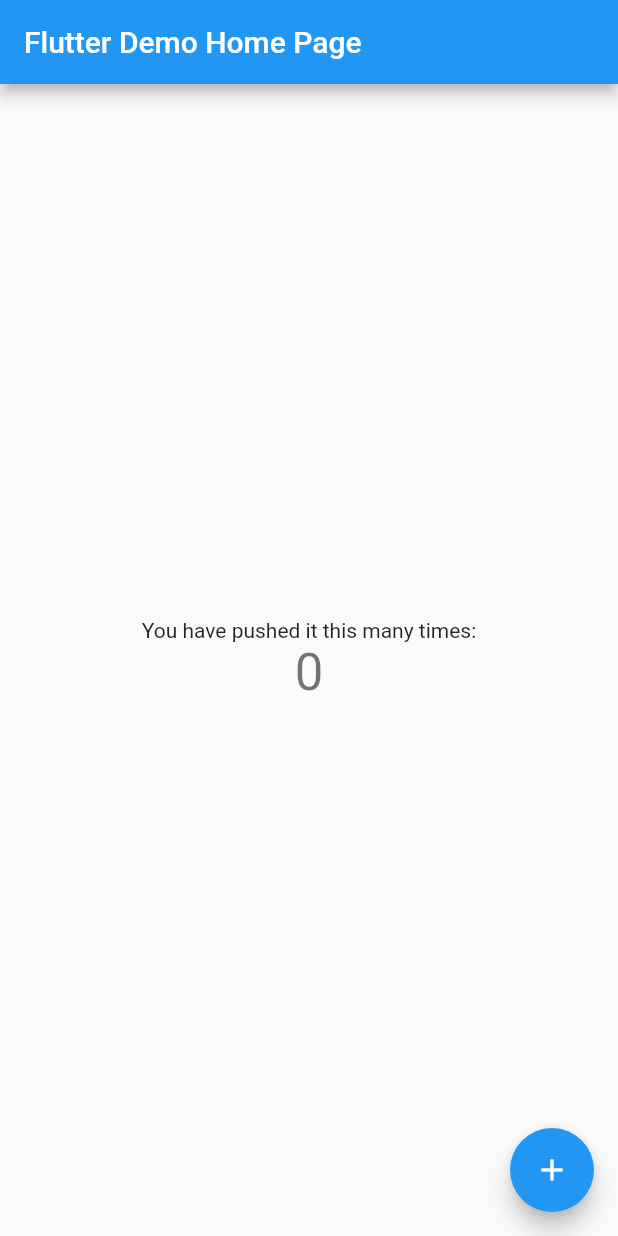
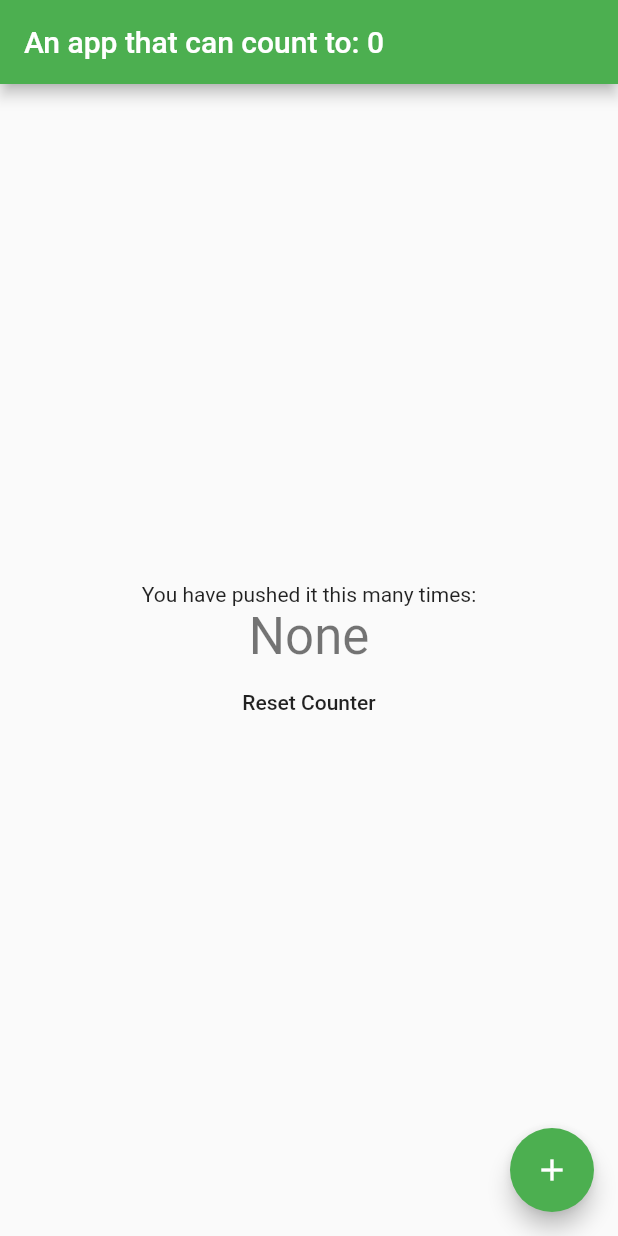
Before and after one commit to xiaoRoy/parcitcal-flutter, a Flutter app: the MyHomePage screen opened directly, on a phone screen of 412 x 824 dp. Run offline on Flutter 3.47's test engine with Material 2 defaults, Android fonts, the phone set to English and light mode, and no system bars.

Commit message:
Reset the count.

```diff
--- a/chap1/hello_world/lib/main.dart
+++ b/chap1/hello_world/lib/main.dart
@@ -2,7 +2,7 @@ import 'package:flutter/material.dart';
 import 'package:hello_world/chap3/layouts.dart';
 
 void main() {
-  runApp(LayoutShowcase());
+  runApp(MyApp());
 }
 
 class MyApp extends StatelessWidget {
@@ -21,9 +21,9 @@ class MyApp extends StatelessWidget {
         // or simply save your changes to "hot reload" in a Flutter IDE).
         // Notice that the counter didn't reset back to zero; the application
         // is not restarted.
-        primarySwatch: Colors.blue,
+        primarySwatch: Colors.green,
       ),
-      home: MyHomePage(title: 'Flutter Demo Home Page'),
+      home: MyHomePage(title: 'An app that can count to:'),
     );
   }
 }
@@ -49,6 +49,8 @@ class MyHomePage extends StatefulWidget {
 class _MyHomePageState extends State<MyHomePage> {
   int _counter = 0;
 
+  String _countMessage = '';
+
   void _incrementCounter() {
     setState(() {
       // This call to setState tells the Flutter framework that something has
@@ -60,6 +62,12 @@ class _MyHomePageState extends State<MyHomePage> {
     });
   }
 
+  void _resetCounter() {
+    setState(() {
+      _counter = 0;
+    });
+  }
+
   @override
   Widget build(BuildContext context) {
     // This method is rerun every time setState is called, for instance as done
@@ -68,11 +76,14 @@ class _MyHomePageState extends State<MyHomePage> {
     // The Flutter framework has been optimized to make rerunning build methods
     // fast, so that you can just rebuild anything that needs updating rather
     // than having to individually change instances of widgets.
+
+    _countMessage = _counter == 0 ? 'None' : _counter.toString();
+    final title = '${widget.title} $_counter';
     return Scaffold(
       appBar: AppBar(
         // Here we take the value from the MyHomePage object that was created by
         // the App.build method, and use it to set our appbar title.
-        title: Text(widget.title),
+        title: Text(title),
       ),
       body: Center(
         // Center is a layout widget. It takes a single child and positions it
@@ -98,9 +109,15 @@ class _MyHomePageState extends State<MyHomePage> {
               'You have pushed it this many times:',
             ),
             Text(
-              '$_counter',
+              _countMessage,
               style: Theme.of(context).textTheme.headline4,
             ),
+            TextButton(
+                onPressed: _resetCounter,
+                child: Text(
+                  'Reset Counter',
+                  style: Theme.of(context).textTheme.button,
+                ))
           ],
         ),
       ),
```
